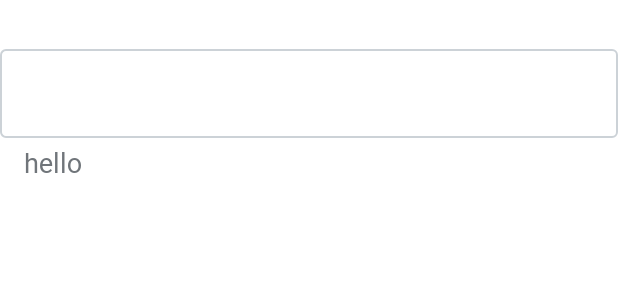
After one commit to vegan-royal-family/vegan-project-android, an Android app: the layout component_inputfield.xml on its own in the app's theme, with its tools: preview values and no code run, on a phone screen of 412 x 824 dp. The commit adds this screen. Shown: the top 300 px of the screen. Run offline under Robolectric (Android 15) with nearby library versions, the phone set to English and light mode, and no system bars.

Commit message:
input filed 커스텀 뷰 생성 attr 정의중

```diff
--- /dev/null
+++ b/app/src/main/res/color/tv_input_filed.xml
@@ -0,0 +1,5 @@
+<?xml version="1.0" encoding="utf-8"?>
+<selector xmlns:android="http://schemas.android.com/apk/res/android">
+    <item android:color="@color/gray_300" android:state_focused="true"/>
+    <item android:color="@color/gray_500"/>
+</selector>
--- /dev/null
+++ b/app/src/main/res/drawable/ic_suffix_input_field.xml
@@ -0,0 +1,9 @@
+<vector xmlns:android="http://schemas.android.com/apk/res/android"
+    android:width="20dp"
+    android:height="20dp"
+    android:viewportWidth="20"
+    android:viewportHeight="20">
+  <path
+      android:pathData="M10,1.667C5.398,1.667 1.667,5.398 1.667,10C1.667,14.602 5.398,18.333 10,18.333C14.602,18.333 18.333,14.602 18.333,10C18.333,5.398 14.602,1.667 10,1.667ZM12.604,7.396C12.831,7.623 12.831,7.992 12.604,8.219L10.822,10L12.604,11.781C12.831,12.009 12.831,12.377 12.604,12.604C12.377,12.831 12.008,12.831 11.781,12.604L10,10.822L8.218,12.604C7.991,12.831 7.623,12.831 7.396,12.604C7.169,12.377 7.169,12.009 7.396,11.781L9.178,10L7.396,8.219C7.169,7.992 7.169,7.623 7.396,7.396C7.623,7.169 7.991,7.169 8.218,7.396L10,9.178L11.781,7.396C12.008,7.169 12.377,7.169 12.604,7.396Z"
+      android:fillColor="#A4AAAF"/>
+</vector>
--- a/app/src/main/res/layout/activity_component.xml
+++ b/app/src/main/res/layout/activity_component.xml
@@ -52,11 +52,11 @@
         </RadioGroup>
 
         <androidx.appcompat.widget.AppCompatCheckBox
+            style="@style/CheckBox"
             android:layout_width="wrap_content"
             android:layout_height="wrap_content"
-            style="@style/CheckBox"
-            android:text="CheckBox"
-            />
+            android:text="CheckBox" />
+
 
     </LinearLayout>
 </layout>
--- /dev/null
+++ b/app/src/main/res/layout/component_inputfield.xml
@@ -0,0 +1,61 @@
+<?xml version="1.0" encoding="utf-8"?>
+<LinearLayout xmlns:android="http://schemas.android.com/apk/res/android"
+    xmlns:app="http://schemas.android.com/apk/res-auto"
+    android:id="@+id/layout"
+    android:paddingTop="8dp"
+    android:paddingBottom="8dp"
+    android:layout_width="match_parent"
+    android:layout_height="match_parent"
+    android:orientation="vertical">
+
+    <TextView
+        android:id="@+id/label"
+        android:layout_width="match_parent"
+        android:layout_height="wrap_content"
+        android:textAppearance="@style/Body3.M"
+        />
+
+    <com.google.android.material.textfield.TextInputLayout
+        android:id="@+id/text_layout"
+        style="@style/Widget.MaterialComponents.TextInputLayout.OutlinedBox"
+        android:layout_width="match_parent"
+        android:layout_height="wrap_content"
+        app:boxStrokeColor="@color/tv_input_filed"
+        app:boxStrokeErrorColor="@color/danger_500"
+        app:boxStrokeWidthFocused="1dp"
+        app:helperText="hello"
+        app:endIconDrawable="@drawable/ic_suffix_input_field"
+        app:errorIconDrawable="@drawable/ic_suffix_input_field"
+        app:helperTextTextAppearance="@style/Body4.R"
+        app:helperTextTextColor="@color/gray_500"
+        app:hintEnabled="false">
+
+        <com.google.android.material.textfield.TextInputEditText
+            android:id="@+id/field"
+            android:layout_width="match_parent"
+            android:layout_height="wrap_content"
+            android:textAppearance="@style/Body2.R"
+            android:textColorHint="@color/gray_400" />
+
+    </com.google.android.material.textfield.TextInputLayout>
+
+    <!--    <style name="TextInputLayout" parent="Widget.MaterialComponents.TextInputLayout.OutlinedBox">
+        <item name="boxStrokeColor">@color/gray_200</item>
+        <item name="boxStrokeWidth">1dp</item>
+        <item name="hintEnabled">false</item>
+        <item name="boxStrokeWidthFocused">1dp</item>
+        <item name="android:textColorHint">@color/gray_400</item>
+        <item name="boxBackgroundColor">@color/white</item>
+    </style>
+
+    <style name="EditText" parent="Base.Widget.MaterialComponents.TextInputEditText">
+        <item name="android:textColorHint">@color/gray_400</item>
+        <item name="android:textCursorDrawable">@drawable/bg_edittext_cursor</item>
+        <item name="android:textAppearance">@style/Body3</item>
+        <item name="android:paddingStart">16dp</item>
+        <item name="android:paddingEnd">16dp</item>
+        <item name="android:paddingTop">12dp</item>
+        <item name="android:paddingBottom">12dp</item>
+    </style>-->
+
+</LinearLayout>
```
Also changed, not shown: app/src/main/java/com/github/royalfamily/vagan/ui/component/inputfield/InputField.kt (added, +68 -0 lines), app/src/main/res/drawable/ic_suffix_input_field_error.xml (added, +9 -0 lines), app/src/main/res/values/attrs.xml (+11 -0 lines).
